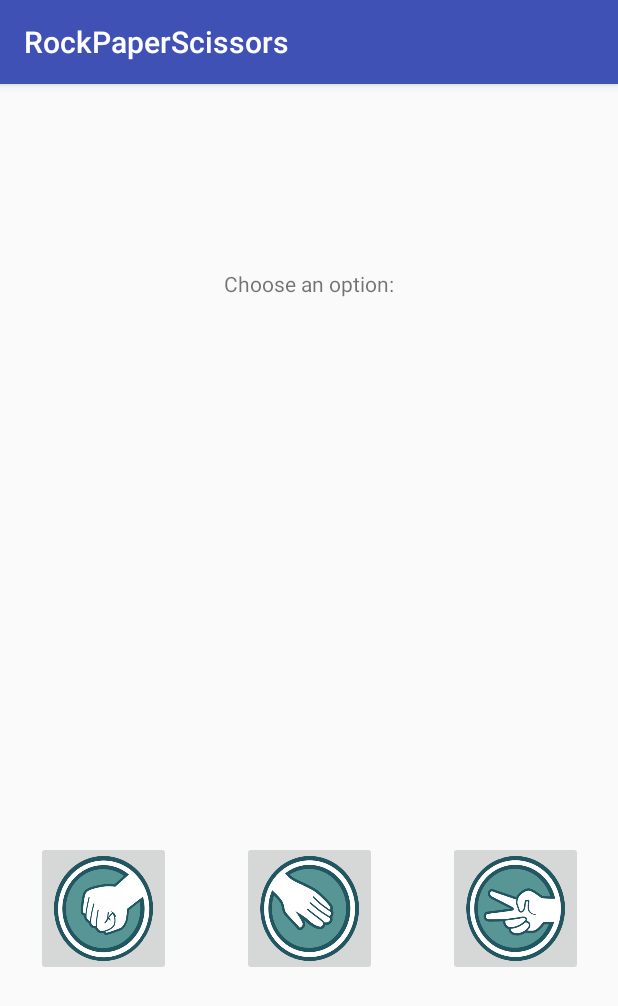
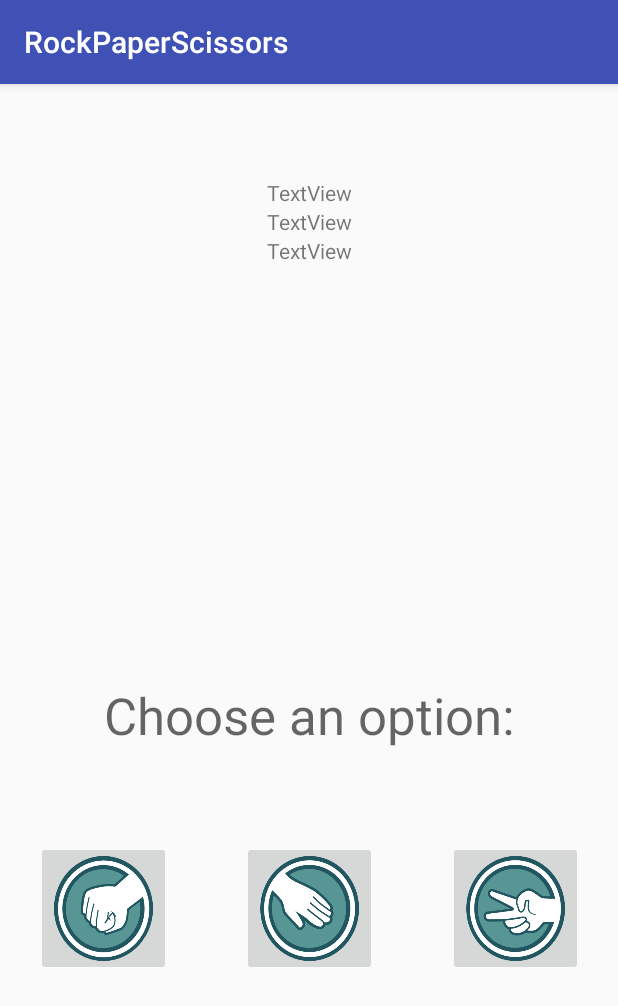
Before and after one commit to docljn/codeclan_wk8_android_rps, an Android app: the screen it shows after launch (GameActivity), on a phone screen of 412 x 824 dp. Shown: the top 1006 px of the screen. Run offline under Robolectric (Android 15) with nearby library versions, the phone set to English and light mode, and no system bars.

Commit message:
result display text fields created.

```diff
--- a/app/src/main/java/example/docljn/com/rockpaperscissors/GameActivity.java
+++ b/app/src/main/java/example/docljn/com/rockpaperscissors/GameActivity.java
@@ -2,12 +2,35 @@ package example.docljn.com.rockpaperscissors;
 
 import android.support.v7.app.AppCompatActivity;
 import android.os.Bundle;
+import android.view.View;
 
 public class GameActivity extends AppCompatActivity {
+
+    Game game;
+    Player player;
 
     @Override
     protected void onCreate(Bundle savedInstanceState) {
         super.onCreate(savedInstanceState);
         setContentView(R.layout.activity_game);
+
+        game = new Game();
+        player = game.getPlayer();
+
+    }
+
+    public void onRockButtonClicked(View button){
+        String playerChoice = "Rock";
+        player.choose(playerChoice);
+        String result = game.getResult();
+
+        String computerChoice = game.getHand();
+
+
+
+
+
+
+
     }
 }
--- a/app/src/main/res/layout/activity_game.xml
+++ b/app/src/main/res/layout/activity_game.xml
@@ -14,11 +14,12 @@
         android:layout_marginEnd="32dp"
         android:layout_marginStart="8dp"
         android:contentDescription="@string/rock"
+        android:onClick="onRockButtonClicked"
+        android:scaleType="fitXY"
         app:layout_constraintEnd_toStartOf="@+id/paperButton"
         app:layout_constraintStart_toStartOf="parent"
         app:layout_constraintTop_toTopOf="@+id/paperButton"
-        app:srcCompat="@drawable/rock"
-        android:scaleType="fitXY"/>
+        app:srcCompat="@drawable/rock" />
 
     <ImageButton
         android:id="@+id/paperButton"
@@ -61,9 +62,42 @@
         android:layout_marginStart="8dp"
         android:layout_marginTop="8dp"
         android:text="@string/choose"
+        android:textAppearance="@style/TextAppearance.AppCompat.Display1"
         app:layout_constraintBottom_toBottomOf="parent"
         app:layout_constraintEnd_toEndOf="parent"
         app:layout_constraintStart_toStartOf="parent"
         app:layout_constraintTop_toTopOf="parent"
-        app:layout_constraintVertical_bias="0.157" />
+        app:layout_constraintVertical_bias="0.552" />
+
+    <TextView
+        android:id="@+id/player_choice_text"
+        android:layout_width="wrap_content"
+        android:layout_height="wrap_content"
+        android:layout_marginEnd="163dp"
+        android:layout_marginStart="163dp"
+        android:layout_marginTop="48dp"
+        android:text="@string/textview"
+        app:layout_constraintBottom_toBottomOf="@+id/text_view_rps"
+        app:layout_constraintEnd_toEndOf="parent"
+        app:layout_constraintStart_toStartOf="parent"
+        app:layout_constraintTop_toTopOf="parent"
+        app:layout_constraintVertical_bias="0.039" />
+
+    <TextView
+        android:id="@+id/computer_choice_text"
+        android:layout_width="wrap_content"
+        android:layout_height="wrap_content"
+        android:text="@string/textview"
+        app:layout_constraintEnd_toEndOf="@+id/player_choice_text"
+        app:layout_constraintStart_toStartOf="@+id/player_choice_text"
+        app:layout_constraintTop_toBottomOf="@+id/player_choice_text" />
+
+    <TextView
+        android:id="@+id/result_text"
+        android:layout_width="wrap_content"
+        android:layout_height="wrap_content"
+        android:text="@string/textview"
+        app:layout_constraintEnd_toEndOf="@+id/computer_choice_text"
+        app:layout_constraintStart_toStartOf="@+id/computer_choice_text"
+        app:layout_constraintTop_toBottomOf="@+id/computer_choice_text" />
 </android.support.constraint.ConstraintLayout>
--- a/app/src/main/res/values/strings.xml
+++ b/app/src/main/res/values/strings.xml
@@ -4,4 +4,7 @@
     <string name="rock">rock</string>
     <string name="paper">paper</string>
     <string name="scissors">scissors</string>
+    <string name="textview">TextView</string>
+    <string name="textview">TextView</string>
+    <string name="textview">TextView</string>
 </resources>
```
